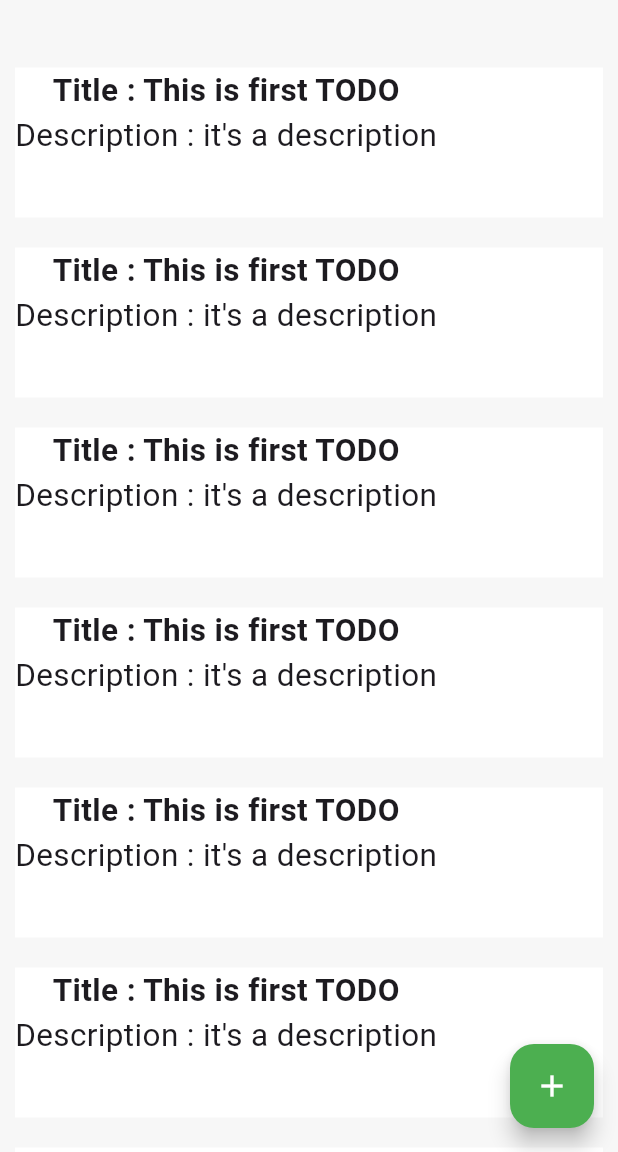
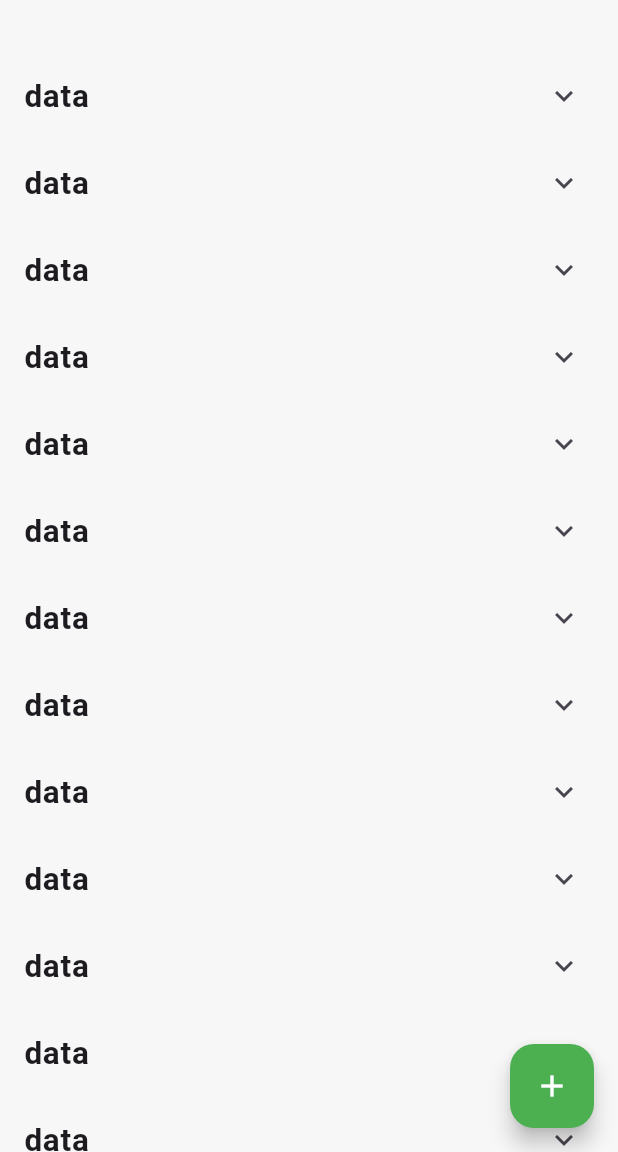
Before and after one commit to sagardhadke/Taski, a Flutter app: the MyHome screen opened directly, on a phone screen of 412 x 824 dp, the part 84-1236 px from its top. Run offline on Flutter 3.47's test engine with Material 3 defaults, Android fonts, the phone set to English and light mode, and no system bars; drawn by our look-alikes of flutter_slidable; our stand-ins replace google_fonts; Roboto replaces fonts that are missing (Iceberg).

Commit message:
Update Home page Code

```diff
--- a/lib/View/Home.dart
+++ b/lib/View/Home.dart
@@ -39,6 +39,15 @@ class _MyHomeState extends State<MyHome> {
       ),
       body: Column(mainAxisAlignment: MainAxisAlignment.center, children: [
         SizedBox(height: 35),
+
+        // ExpansionTile(
+        //   title: Text("data"),
+        //   children: [
+        //     Text("data"),
+        //     Text("data"),
+        //     Text("data"),
+        //   ],
+        // ),
         // Text("data")
         Expanded(
           child: ListView.builder(
@@ -86,29 +95,35 @@ class _MyHomeState extends State<MyHome> {
                     label: 'Delete',
                   ),
                 ]),
-        child: Container(
-          alignment: Alignment.topLeft,
-          margin: EdgeInsets.all(10),
-          decoration: BoxDecoration(
-            color: const Color(0xFFFFFFFF),
+                child: ExpansionTile(
+                  title: Text("data",
+                      style:
+                          TextStyle(fontSize: 21, fontWeight: FontWeight.bold)),
+                  children: [
+                    ListTile(
+                      leading: Icon(
+                        Icons.circle_outlined,
+                        color: Colors.green,
                       ),
-          height: 100,
-          width: double.infinity,
-          child: Column(
-            children: [
-              Text(
-                "Title : This is first TODO",
-                style: GoogleFonts.iceberg(
-                    textStyle:
-                        TextStyle(fontSize: 21, fontWeight: FontWeight.bold)),
+                      title: Text("First Note",
+                          style: TextStyle(
+                              fontSize: 21, fontWeight: FontWeight.bold)),
                     ),
                     Text(
                       "Description : it's a description",
-                style: GoogleFonts.iceberg(textStyle: TextStyle(fontSize: 21)),
-              )
+                      style: GoogleFonts.iceberg(
+                          textStyle: TextStyle(fontSize: 21)),
+                    ),
+                    ListTile(
+                      leading: Icon(
+                        Icons.date_range_outlined,
+                        color: Colors.green,
+                      ),
+                      title: Text("First Note", style: TextStyle(fontSize: 21)),
+                    ),
                   ],
                 ),
-        ));
+              );
             },
           ),
         )
```
Lines whose indentation alone changed are shown as unchanged.
